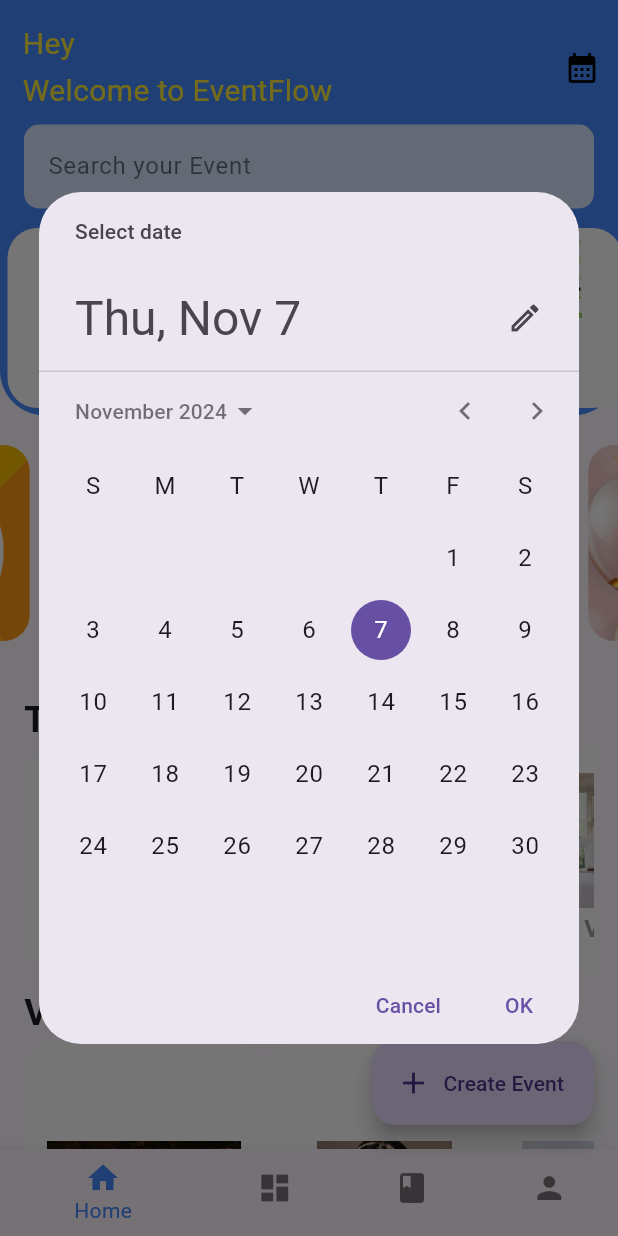
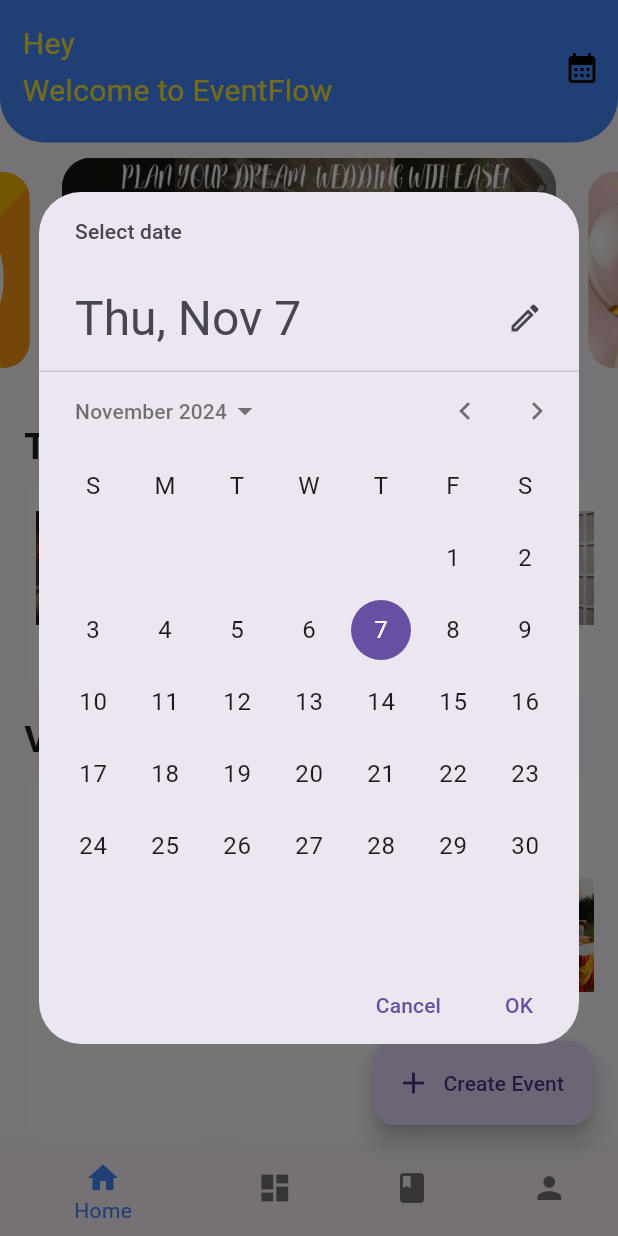
Before and after one commit to Richard3012/Event_Management_Mad, a Flutter app: the screen it shows once a user with an empty profile is signed in, after a tap on the "calendar month" icon, on a phone screen of 412 x 824 dp. Run offline on Flutter 3.47's test engine with Material 3 defaults, Android fonts, the light colour scheme and no system bars; drawn by our look-alikes of carousel_slider; our stand-ins replace email_validator, firebase_auth, firebase_core; accounts and stored records are empty.

Commit message:
Update home_page.dart

```diff
--- a/lib/home_page.dart
+++ b/lib/home_page.dart
@@ -80,15 +80,21 @@ class _HomePageState extends State<HomePage> {
   }
 }
 
-class HomePageContent extends StatelessWidget {
+class HomePageContent extends StatefulWidget {
+  @override
+  _HomePageContentState createState() => _HomePageContentState();
+}
+
+class _HomePageContentState extends State<HomePageContent> {
   final List<dynamic> carouselItems = [
     'lib/images/wedding__banner.png',
     'lib/images/Birthday_banner.png',
+    'lib/images/coldplay.jpeg',
     'lib/images/concert_NMIMS.jpg',
     'lib/images/formal_banner.jpg',
+  ];
 
-
-  ];
+  DateTime? selectedDate; // Declare the selectedDate variable
 
   @override
   Widget build(BuildContext context) {
@@ -134,49 +140,32 @@ class HomePageContent extends StatelessWidget {
                         IconButton(
                           icon: Icon(Icons.calendar_month, color: Colors.black),
                           onPressed: () async {
-                            DateTime? selectedDate = await showDatePicker(
+                            DateTime? pickedDate = await showDatePicker(
                               context: context,
                               initialDate: DateTime.now(),
                               firstDate: DateTime(2000),
                               lastDate: DateTime(2100),
                             );
+
+                            // If a date is selected, update the state
+                            if (pickedDate != null && pickedDate != selectedDate) {
+                              setState(() {
+                                selectedDate = pickedDate;
+                              });
+                            }
                           },
                         ),
                       ],
                     ),
                   ),
-                  Padding(
-                    padding: const EdgeInsets.symmetric(horizontal: 16.0, vertical: 8.0),
-                    child: TextField(
-                      controller: TextEditingController(),
-                      decoration: InputDecoration(
-                        filled: true,
-                        fillColor: Colors.white.withOpacity(0.8),
-                        hintText: 'Search your Event',
-                        border: OutlineInputBorder(
-                          borderRadius: BorderRadius.circular(10),
-                          borderSide: BorderSide.none,
-                        ),
-                        hintStyle: TextStyle(color: Colors.black54),
-                      ),
-                      style: TextStyle(color: Colors.black),
-                      onSubmitted: (value) {
-                        // Implement search functionality here
-                      },
+                  SizedBox(height: 20),
+                  // Display selected date
+                  if (selectedDate != null)
+                    Text(
+                      'Selected Date: ${selectedDate!.toLocal()}'.split(' ')[0], // Only show date part (YYYY-MM-DD)
+                      style: TextStyle(fontSize: 20),
                     ),
-                  ),
-                  SizedBox(
-                    height: 130,
-                    child: ListView(
-                      scrollDirection: Axis.horizontal,
-                      children: [
-                        buildEventTile(context, 'lib/images/wedding.jpeg', 'Wedding', WeddingPage()),
-                        buildEventTile(context, 'lib/images/birthday.jpeg', 'Birthday', BirthdayPage()),
-                        buildEventTile(context, 'lib/images/concert.jpg', 'Concert', ConcertPage()),
-                        buildEventTile(context, 'lib/images/Events.jpeg', 'Events', EventsPage()),
-                      ],
-                    ),
-                  ),
+
                 ],
               ),
             ),
@@ -325,9 +314,9 @@ class HomePageContent extends StatelessWidget {
     return Padding(
       padding: const EdgeInsets.all(2.0), // Reduced padding for larger image appearance
       child: Container(
-        padding: EdgeInsets.symmetric(horizontal: 3.0, vertical: 4.0),
+        padding: EdgeInsets.symmetric(horizontal: 3.0, vertical: 5.0), // Adjust padding to make the content more compact
         decoration: BoxDecoration(
-          borderRadius: BorderRadius.circular(20),
+          borderRadius: BorderRadius.circular(15),
           color: Colors.white,
         ),
         child: Column(
@@ -335,16 +324,15 @@ class HomePageContent extends StatelessWidget {
           children: [
             Image.asset(
               imagePath,
-              height: 90, // Adjusted size for better visibility
-              width: 150,
+              height: 76,
+              width: 120,
             ),
-            SizedBox(height: 2.0),
+            SizedBox(height: 5.0),
             Text(
               title,
               style: TextStyle(
-                fontSize: 16,
+                fontSize: 14,
                 fontWeight: FontWeight.bold,
-                color: Colors.grey,
               ),
             ),
           ],
```
